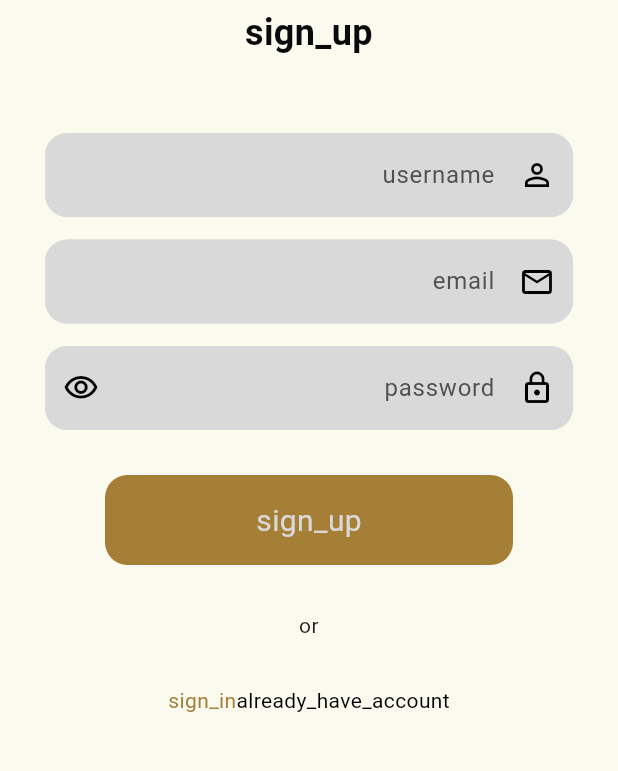
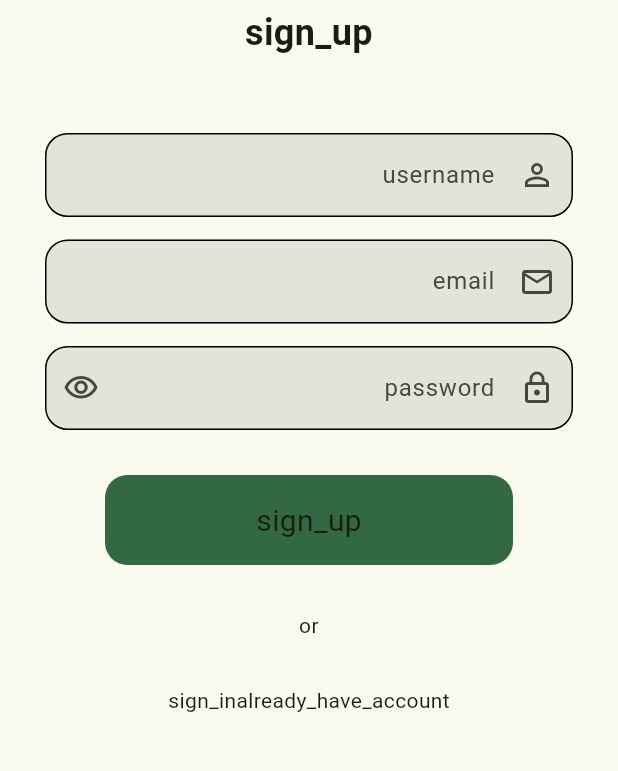
Before and after one commit to FarisAlthahabi/GreenMind, a Flutter app: the screen it shows after launch, after a tap on "sign_in", after a tap on "sign_up", on a phone screen of 412 x 824 dp, the part 338-1109 px from its top. Run offline on Flutter 3.47's test engine with Material 3 defaults, Android fonts, the phone set to English and light mode, and no system bars; our stand-ins replace another_flushbar, auto_route, bloc, cached_network_image, connectivity_plus, dio and 10 more; Roboto replaces fonts that are missing (Alkatra).

Commit message:
use theme

```diff
--- /dev/null
+++ b/devtools_options.yaml
@@ -0,0 +1,3 @@
+description: This file stores settings for Dart & Flutter DevTools.
+documentation: https://docs.flutter.dev/tools/devtools/extensions#configure-extension-enablement-states
+extensions:
--- a/lib/features/auth/view/sign_in_view.dart
+++ b/lib/features/auth/view/sign_in_view.dart
@@ -4,7 +4,6 @@ import 'package:flutter/material.dart';
 import 'package:flutter_bloc/flutter_bloc.dart';
 import 'package:green_mind/features/auth/cubit/auth_cubit.dart';
 import 'package:green_mind/global/router/app_router.gr.dart';
-import 'package:green_mind/global/utils/app_colors.dart';
 import 'package:green_mind/global/utils/app_images.dart';
 import 'package:green_mind/global/utils/constants.dart';
 import 'package:green_mind/global/utils/utils.dart';
@@ -137,17 +136,13 @@ class _SignInPageState extends State<SignInPage>
   Widget _buildTitle() {
     return Text(
       "sign_in".tr(),
-      style: const TextStyle(
-        fontSize: 24,
-        color: AppColors.blackShade2,
-        fontWeight: FontWeight.bold,
-      ),
+      style: const TextStyle(fontSize: 24, fontWeight: FontWeight.bold),
     );
   }
 
   Widget _buildEmailTextField() {
     return MainTextField(
-      prefixIcon: const Icon(Icons.email_outlined, color: AppColors.black),
+      prefixIcon: const Icon(Icons.email_outlined),
       hintText: "email".tr(),
       onChanged: authCubit.setEmail,
       textInputType: TextInputType.emailAddress,
@@ -160,7 +155,7 @@ class _SignInPageState extends State<SignInPage>
       obscureText: isObsecurePassword,
       hintText: "password".tr(),
       onChanged: authCubit.setPassword,
-      prefixIcon: const Icon(Icons.lock_outline, color: AppColors.black),
+      prefixIcon: const Icon(Icons.lock_outline),
       validator: (val) => Utils.validateInput(val, InputTextType.password),
       maxLines: 1,
       suffixIcon: IconButton(
@@ -168,7 +163,6 @@ class _SignInPageState extends State<SignInPage>
           isObsecurePassword
               ? Icons.visibility_outlined
               : Icons.visibility_off_outlined,
-          color: AppColors.black,
         ),
         onPressed: onShowPassword,
       ),
@@ -212,10 +206,7 @@ class _SignInPageState extends State<SignInPage>
   Widget _buildForgetPasswordButton() {
     return TextButton(
       onPressed: onForgetPasswordTap,
-      child: Text(
-        "نسيت كلمة المرور؟",
-        style: TextStyle(color: AppColors.mainColor, fontSize: 14),
-      ),
+      child: Text("نسيت كلمة المرور؟", style: TextStyle(fontSize: 14)),
     );
   }
 
@@ -247,13 +238,7 @@ class _SignInPageState extends State<SignInPage>
         mainAxisAlignment: MainAxisAlignment.center,
         children: [
           Text("not_have_account".tr()),
-          GestureDetector(
-            onTap: onGoToSignUp,
-            child: Text(
-              "sign_up".tr(),
-              style: TextStyle(color: AppColors.mainColor),
-            ),
-          ),
+          GestureDetector(onTap: onGoToSignUp, child: Text("sign_up".tr())),
         ],
       ),
     );
--- a/lib/features/auth/view/sign_up_view.dart
+++ b/lib/features/auth/view/sign_up_view.dart
@@ -4,7 +4,6 @@ import 'package:flutter/material.dart';
 import 'package:flutter_bloc/flutter_bloc.dart';
 import 'package:green_mind/features/auth/cubit/auth_cubit.dart';
 import 'package:green_mind/global/router/app_router.gr.dart';
-import 'package:green_mind/global/utils/app_colors.dart';
 import 'package:green_mind/global/utils/app_images.dart';
 import 'package:green_mind/global/utils/constants.dart';
 import 'package:green_mind/global/utils/utils.dart';
@@ -148,11 +147,7 @@ class _SignUpPageState extends State<SignUpPage>
   Widget _buildTitle() {
     return Text(
       "sign_up".tr(),
-      style: const TextStyle(
-        fontSize: 24,
-        color: AppColors.blackShade2,
-        fontWeight: FontWeight.bold,
-      ),
+      style: const TextStyle(fontSize: 24, fontWeight: FontWeight.bold),
     );
   }
 
@@ -162,7 +157,7 @@ class _SignUpPageState extends State<SignUpPage>
 
   Widget _buildNameTextField() {
     return MainTextField(
-      prefixIcon: const Icon(Icons.person_outline, color: AppColors.black),
+      prefixIcon: const Icon(Icons.person_outline),
       hintText: "username".tr(),
       onChanged: authCubit.setName,
       validator: (val) => Utils.validateInput(val, InputTextType.none),
@@ -171,7 +166,7 @@ class _SignUpPageState extends State<SignUpPage>
 
   Widget _buildEmailTextField() {
     return MainTextField(
-      prefixIcon: const Icon(Icons.email_outlined, color: AppColors.black),
+      prefixIcon: const Icon(Icons.email_outlined),
       hintText: "email".tr(),
       onChanged: authCubit.setEmailSignUp,
       textInputType: TextInputType.emailAddress,
@@ -184,7 +179,7 @@ class _SignUpPageState extends State<SignUpPage>
       obscureText: isObsecurePassword,
       hintText: "password".tr(),
       onChanged: authCubit.setPasswordSignUp,
-      prefixIcon: const Icon(Icons.lock_outline, color: AppColors.black),
+      prefixIcon: const Icon(Icons.lock_outline),
       validator: (val) => Utils.validateInput(val, InputTextType.password),
       maxLines: 1,
       suffixIcon: IconButton(
@@ -192,7 +187,6 @@ class _SignUpPageState extends State<SignUpPage>
           isObsecurePassword
               ? Icons.visibility_outlined
               : Icons.visibility_off_outlined,
-          color: AppColors.black,
         ),
         onPressed: onShowPassword,
       ),
@@ -258,17 +252,8 @@ class _SignUpPageState extends State<SignUpPage>
       child: Row(
         mainAxisAlignment: MainAxisAlignment.center,
         children: [
-          Text(
-            "already_have_account".tr(),
-            style: const TextStyle(color: AppColors.black),
-          ),
-          GestureDetector(
-            onTap: onGoToSignIn,
-            child: Text(
-              "sign_in".tr(),
-              style: TextStyle(color: AppColors.mainColor),
-            ),
-          ),
+          Text("already_have_account".tr()),
+          GestureDetector(onTap: onGoToSignIn, child: Text("sign_in".tr())),
         ],
       ),
     );
--- a/lib/global/utils/app_colors.dart
+++ /dev/null
@@ -1,42 +0,0 @@
-import 'package:flutter/material.dart';
-
-abstract class AppColors {
-  static const mainColor = Color(0xFFA67F37);
-  static const mainColorSecondary = Color(0xFF1D1D1D);
-  static const whiteShade = Color(0xFFD9D9D9);
-  static const greyShade = Color(0xFF505050);
-  static const greyShade3 = Color(0xFF9A9191);
-  static const black = Colors.black;
-  static const blackShade2 = Color(0xFF0A090C);
-  static const white = Colors.white;
-  static const grey = Colors.grey;
-  static const orange = Colors.orange;
-  static const red = Colors.red;
-  static const blue = Colors.blue;
-  static const green = Colors.green;
-  static const yellow = Colors.yellow;
-
-  static List<BoxShadow> fisrtShadow = [
-    BoxShadow(
-      color: black.withValues(alpha: 0.3),
-      blurRadius: 1,
-      offset: const Offset(0, 1),
-    ),
-  ];
-
-  static List<BoxShadow> secondShadow = [
-    BoxShadow(
-      color: black.withValues(alpha: 0.3),
-      blurRadius: 2,
-      offset: const Offset(0, 2),
-    ),
-  ];
-
-  static List<BoxShadow> thirdShadow = [
-    BoxShadow(
-      color: black.withValues(alpha: 0.3),
-      blurRadius: 4,
-      offset: const Offset(0, 4),
-    ),
-  ];
-}
--- /dev/null
+++ b/lib/global/utils/app_decorations.dart
@@ -0,0 +1,15 @@
+import 'package:flutter/material.dart';
+
+abstract class AppDecorations {
+  static List<BoxShadow> fisrtShadow = [
+    BoxShadow(blurRadius: 1, offset: const Offset(0, 1)),
+  ];
+
+  static List<BoxShadow> secondShadow = [
+    BoxShadow(blurRadius: 2, offset: const Offset(0, 2)),
+  ];
+
+  static List<BoxShadow> thirdShadow = [
+    BoxShadow(blurRadius: 4, offset: const Offset(0, 4)),
+  ];
+}
--- a/lib/global/widgets/app_image_widget.dart
+++ b/lib/global/widgets/app_image_widget.dart
@@ -1,6 +1,5 @@
 import 'package:cached_network_image/cached_network_image.dart';
 import 'package:flutter/material.dart';
-import 'package:green_mind/global/utils/app_colors.dart';
 import 'package:green_mind/global/utils/constants.dart';
 import 'package:green_mind/global/widgets/image_place_holder_widget.dart';
 
@@ -16,7 +15,6 @@ class AppImageWidget extends StatelessWidget {
     this.shadows,
     this.errorWidget,
     this.onImageLoaded,
-    this.backgroundColor = AppColors.white,
     this.padding = AppConstants.padding0,
   });
 
@@ -28,7 +26,6 @@ class AppImageWidget extends StatelessWidget {
   final Border? border;
   final List<BoxShadow>? shadows;
   final EdgeInsets padding;
-  final Color backgroundColor;
   final Widget? errorWidget;
   final void Function(ImageProvider)? onImageLoaded;
 
@@ -48,7 +45,6 @@ class AppImageWidget extends StatelessWidget {
       width: width,
       height: height,
       decoration: BoxDecoration(
-        color: backgroundColor,
         borderRadius: borderRadius,
         border: border,
         boxShadow: [...?shadows],
--- a/lib/global/widgets/loading_indicator.dart
+++ b/lib/global/widgets/loading_indicator.dart
@@ -1,6 +1,5 @@
 import 'package:flutter/material.dart';
 import 'package:flutter_spinkit/flutter_spinkit.dart';
-import 'package:green_mind/global/utils/app_colors.dart';
 
 class LoadingIndicator extends StatelessWidget {
   const LoadingIndicator({
@@ -20,15 +19,11 @@ class LoadingIndicator extends StatelessWidget {
 
   @override
   Widget build(BuildContext context) {
-    Color staticColor = isInBtn ? AppColors.white : AppColors.black;
     return Container(
       width: width,
       height: height,
       alignment: Alignment.center,
-      child: SpinKitFadingCircle(
-        size: isInBtn ? 20 : size,
-        color: color ?? staticColor,
-      ),
+      child: SpinKitFadingCircle(size: isInBtn ? 20 : size),
     );
   }
 }
--- a/lib/global/widgets/main_action_button.dart
+++ b/lib/global/widgets/main_action_button.dart
@@ -1,5 +1,4 @@
 import 'package:flutter/material.dart';
-import 'package:green_mind/global/utils/app_colors.dart';
 import 'package:green_mind/global/utils/constants.dart';
 import 'package:green_mind/global/widgets/loading_indicator.dart';
 
@@ -53,7 +52,7 @@ class _MainActionButtonState extends State<MainActionButton> {
   late Widget textWidget = Text(
     widget.text,
     style: TextStyle(
-      color: widget.textColor ?? AppColors.whiteShade,
+      color: widget.textColor,
       height: 1.19,
       fontSize: widget.fontSize ?? 20,
       fontWeight: widget.fontWeight,
@@ -76,7 +75,7 @@ class _MainActionButtonState extends State<MainActionButton> {
         padding: widget.padding ?? AppConstants.paddingH36V8,
         decoration: BoxDecoration(
           border: widget.border,
-          color: widget.buttonColor ?? AppColors.mainColor,
+          color: widget.buttonColor ?? Theme.of(context).colorScheme.primary,
           borderRadius: widget.borderRadius ?? AppConstants.borderRadius15,
           boxShadow: widget.shadow,
         ),
--- a/lib/global/widgets/main_snack_bar.dart
+++ b/lib/global/widgets/main_snack_bar.dart
@@ -1,6 +1,5 @@
 import 'package:another_flushbar/flushbar.dart';
 import 'package:flutter/material.dart';
-import 'package:green_mind/global/utils/app_colors.dart';
 import 'package:green_mind/global/utils/constants.dart';
 
 abstract class MainSnackBar {
@@ -13,7 +12,6 @@ abstract class MainSnackBar {
     _showSnackBar(
       context,
       message,
-      backgroundColor: color ?? AppColors.green,
       icon: Icons.check_circle,
       duration: duration,
     );
@@ -25,13 +23,7 @@ abstract class MainSnackBar {
     Color? color,
     Duration? duration,
   }) {
-    _showSnackBar(
-      context,
-      message,
-      backgroundColor: color ?? Colors.blueGrey.shade200,
-      icon: Icons.info,
-      duration: duration,
-    );
+    _showSnackBar(context, message, icon: Icons.info, duration: duration);
   }
 
   static void showErrorMessage(
@@ -40,19 +32,12 @@ abstract class MainSnackBar {
     Color? color,
     Duration? duration,
   }) {
-    _showSnackBar(
-      context,
-      message,
-      backgroundColor: color ?? AppColors.red,
-      icon: Icons.error,
-      duration: duration,
-    );
+    _showSnackBar(context, message, icon: Icons.error, duration: duration);
   }
 
   static void _showSnackBar(
     BuildContext context,
     String message, {
-    required Color backgroundColor,
     required IconData icon,
     Duration? duration,
   }) {
@@ -61,10 +46,9 @@ abstract class MainSnackBar {
       onTap: (flushbar) => flushbar.dismiss(),
       margin: AppConstants.padding8,
       borderRadius: BorderRadius.circular(12),
-      backgroundColor: backgroundColor,
       duration: duration ?? AppConstants.duration1500ms,
       flushbarPosition: FlushbarPosition.TOP,
-      icon: Icon(icon, color: AppColors.white),
+      icon: Icon(icon),
       messageText: Text(message),
     ).show(context);
   }
--- a/lib/global/widgets/main_text_field.dart
+++ b/lib/global/widgets/main_text_field.dart
@@ -1,6 +1,5 @@
 import 'package:flutter/material.dart';
 import 'package:flutter/services.dart';
-import 'package:green_mind/global/utils/app_colors.dart';
 import 'package:green_mind/global/utils/constants.dart';
 
 class MainTextField extends StatefulWidget {
@@ -21,11 +20,9 @@ class MainTextField extends StatefulWidget {
     this.suffixIcon,
     this.obscureText = false,
     this.controller,
-    this.textColor = AppColors.black,
     this.floatingLabelColor,
     this.hintStyle,
     this.borderRadius,
-    this.borderColor = AppColors.whiteShade,
     this.borderWidth = 1,
     this.outlineInputBorder,
     this.fillColor,
@@ -42,7 +39,6 @@ class MainTextField extends StatefulWidget {
     this.titleSize = 20,
     this.titlePadding = AppConstants.padding0,
     this.titleHeight = 10,
-    this.titleColor = AppColors.greyShade3,
     this.boxShadow = const [],
   });
 
@@ -64,9 +60,7 @@ class MainTextField extends StatefulWidget {
   final Widget? prefixIcon;
   final bool obscureText;
   final TextEditingController? controller;
-  final Color textColor;
   final Color? floatingLabelColor;
-  final Color borderColor;
   final double borderWidth;
   final Color? fillColor;
   final TextStyle? hintStyle;
@@ -82,7 +76,6 @@ class MainTextField extends StatefulWidget {
   final double titleSize;
   final EdgeInsets titlePadding;
   final double titleHeight;
-  final Color titleColor;
   final List<BoxShadow> boxShadow;
 
   @override
@@ -119,7 +112,6 @@ class _MainTextFieldState extends State<MainTextField> {
               style: TextStyle(
                 fontSize: widget.titleSize,
                 fontWeight: FontWeight.w700,
-                color: widget.titleColor,
               ),
             ),
           ),
@@ -150,31 +142,14 @@ class _MainTextFieldState extends State<MainTextField> {
             focusNode: widget.focusNode,
             keyboardType: widget.textInputType ?? TextInputType.name,
             inputFormatters: widget.inputFormatters,
-            cursorColor: widget.textColor,
-            style: TextStyle(color: widget.textColor),
             decoration: InputDecoration(
               contentPadding: widget.padding ?? AppConstants.padding16,
               labelText: widget.labelText,
-              floatingLabelStyle: TextStyle(
-                color: widget.errorText == null
-                    ? floatingLabelColor ?? AppColors.black
-                    : AppColors.red,
-              ),
-              labelStyle: TextStyle(
-                color: widget.errorText == null
-                    ? AppColors.grey
-                    : AppColors.red,
-                fontSize: 14,
-              ),
+
               alignLabelWithHint: true,
               hintText: widget.hintText,
-              hintStyle:
-                  widget.hintStyle ??
-                  TextStyle(
-                    fontSize: 16,
-                    color: widget.hintColor ?? AppColors.greyShade,
-                  ),
-              errorStyle: const TextStyle(fontSize: 16, color: AppColors.red),
+              hintStyle: widget.hintStyle ?? TextStyle(fontSize: 16),
+              errorStyle: const TextStyle(fontSize: 16),
               errorText: widget.errorText,
               border: widget.outlineInputBorder ?? outlineInputBorder(),
               focusedBorder: widget.outlineInputBorder ?? outlineInputBorder(),
@@ -192,7 +167,7 @@ class _MainTextFieldState extends State<MainTextField> {
                         widget.onClearTap?.call();
                         setState(() {});
                       },
-                      child: const Icon(Icons.close, color: AppColors.grey),
+                      child: const Icon(Icons.close),
                     ),
                   if (!widget.readOnly &&
                       _controller.text.isNotEmpty &&
@@ -201,7 +176,6 @@ class _MainTextFieldState extends State<MainTextField> {
                 ],
               ),
               prefixIcon: prefixIcon,
-              fillColor: widget.fillColor ?? AppColors.whiteShade,
               filled: widget.filled,
             ),
             validator: widget.validator,
@@ -214,10 +188,7 @@ class _MainTextFieldState extends State<MainTextField> {
   OutlineInputBorder outlineInputBorder() {
     return OutlineInputBorder(
       borderRadius: widget.borderRadius ?? AppConstants.borderRadius15,
-      borderSide: BorderSide(
-        color: widget.borderColor,
-        width: widget.borderWidth,
-      ),
+      borderSide: BorderSide(width: widget.borderWidth),
     );
   }
 }
--- a/lib/main.dart
+++ b/lib/main.dart
@@ -1,18 +1,3 @@
-import 'package:flutter/material.dart';
-import 'package:google_fonts/google_fonts.dart';
-import 'package:green_mind/features/app/green_mind_app.dart';
-import 'package:green_mind/global/di/di.dart';
+import 'package:green_mind/global/utils/run_app_with_reporting.dart';
 
-void main() async {
-  WidgetsFlutterBinding.ensureInitialized();
-  await GoogleFonts.pendingFonts([GoogleFonts.cairo()]);
-  await configureDependencies();
-
-  ErrorWidget.builder = (FlutterErrorDetails details) {
-    return Scaffold(
-      body: Center(child: Text('حدث خطأ غير متوقع: ${details.exception}')),
-    );
-  };
-
-  runApp(const GreenMindApp());
-}
+void main() => runAppWithReporting();
```
